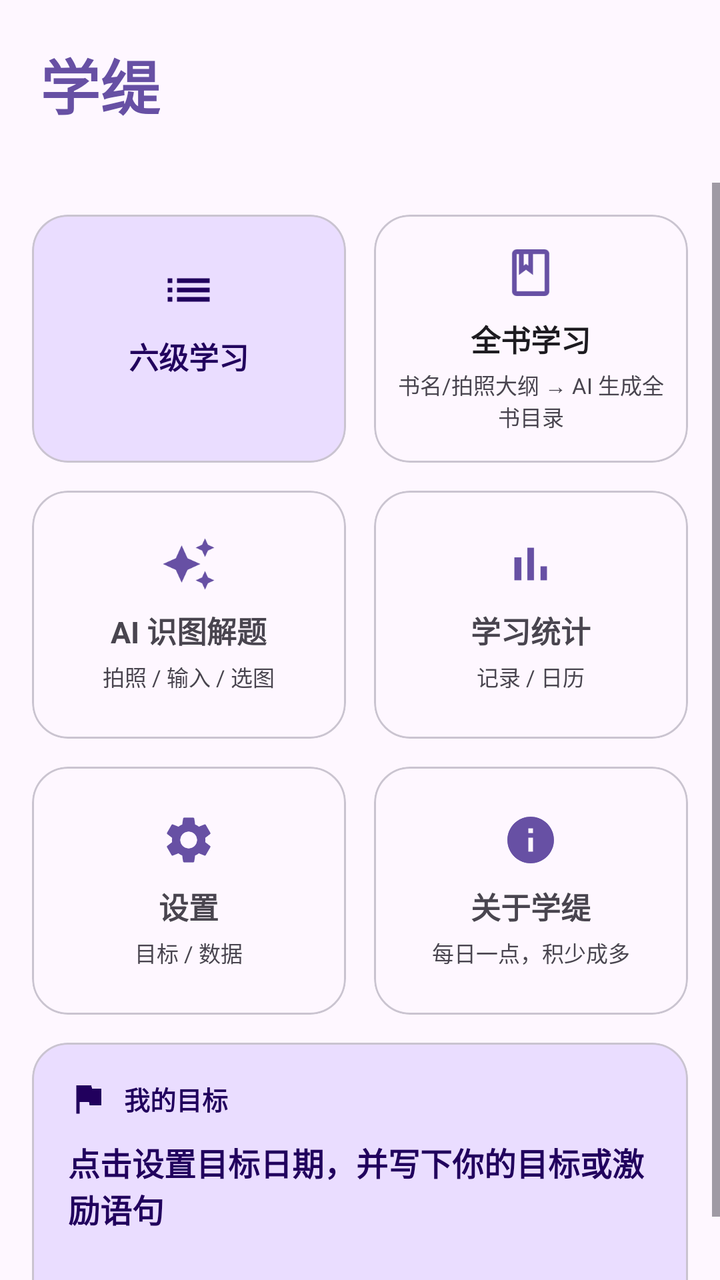
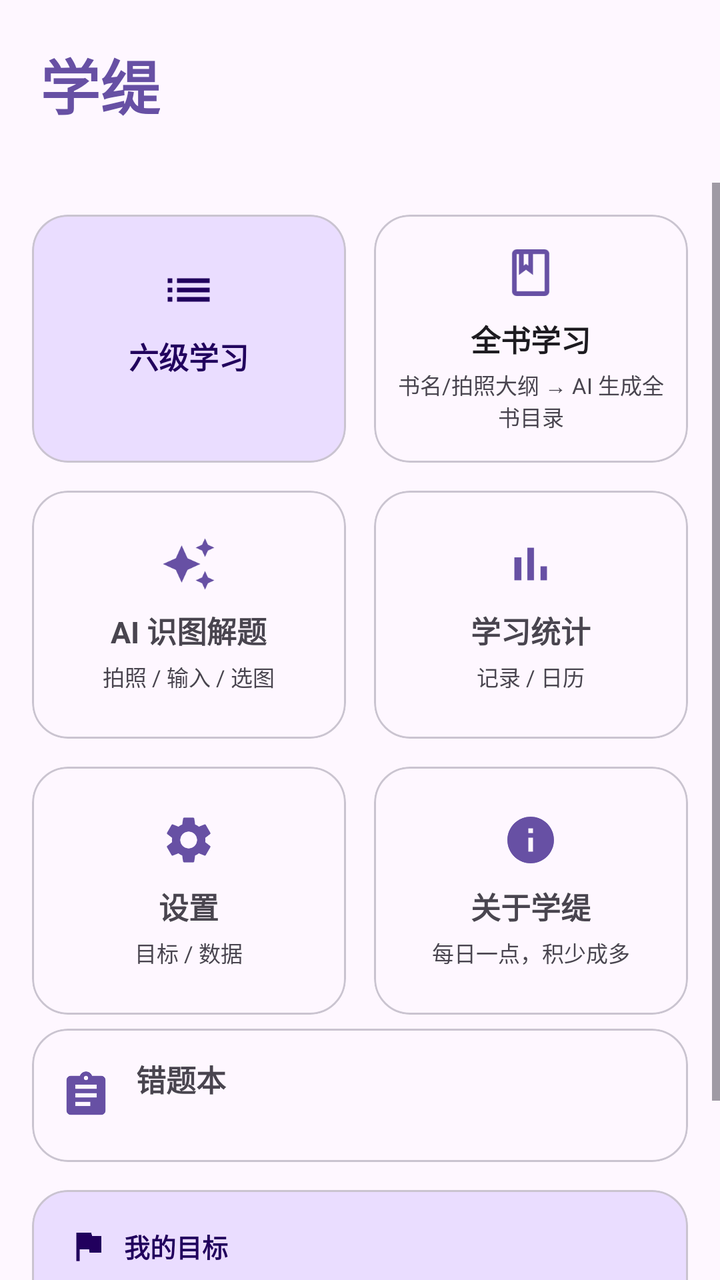

Two renders of the same Android screen: before a commit and after it. Below are the layout's source before the change and the commit's diff.
<!-- AndroidManifest.xml: application theme Theme.XueTi -->
<!-- res/layout/activity_main.xml -->
<?xml version="1.0" encoding="utf-8"?>
<LinearLayout xmlns:android="http://schemas.android.com/apk/res/android"
    xmlns:app="http://schemas.android.com/apk/res-auto"
    android:layout_width="match_parent"
    android:layout_height="match_parent"
    android:orientation="vertical">

    <LinearLayout
        android:layout_width="match_parent"
        android:layout_height="wrap_content"
        android:orientation="vertical"
        android:paddingHorizontal="20dp"
        android:paddingTop="20dp"
        android:paddingBottom="8dp">

        <TextView
            android:layout_width="wrap_content"
            android:layout_height="wrap_content"
            android:text="@string/app_name"
            android:textColor="?attr/colorPrimary"
            android:textSize="30sp"
            android:textStyle="bold" />

        <TextView
            android:id="@+id/subtitle"
            android:layout_width="wrap_content"
            android:layout_height="wrap_content"
            android:layout_marginTop="2dp"
            android:textColor="?attr/colorOnSurfaceVariant"
            android:textSize="13sp" />
    </LinearLayout>

    <ScrollView
        android:layout_width="match_parent"
        android:layout_height="0dp"
        android:layout_weight="1">

        <LinearLayout
            android:layout_width="match_parent"
            android:layout_height="wrap_content"
            android:orientation="vertical"
            android:padding="16dp">

            
            <LinearLayout
                android:layout_width="match_parent"
                android:layout_height="wrap_content"
                android:orientation="horizontal">

                <com.google.android.material.card.MaterialCardView
                    android:id="@+id/cardStudyHub"
                    android:layout_width="0dp"
                    android:layout_height="124dp"
                    android:layout_marginEnd="7dp"
                    android:layout_weight="1"
                    android:clickable="true"
                    android:focusable="true"
                    app:cardBackgroundColor="?attr/colorPrimaryContainer"
                    app:cardCornerRadius="18dp"
                    app:cardElevation="0dp">

                    <LinearLayout
                        android:layout_width="match_parent"
                        android:layout_height="match_parent"
                        android:gravity="center"
                        android:orientation="vertical"
                        android:padding="12dp">

                        <ImageView
                            android:layout_width="28dp"
                            android:layout_height="28dp"
                            android:contentDescription="@string/study_hub_title"
                            android:src="@drawable/ic_list"
                            app:tint="?attr/colorOnPrimaryContainer" />

                        <TextView
                            android:layout_width="wrap_content"
                            android:layout_height="wrap_content"
                            android:layout_marginTop="8dp"
                            android:text="@string/study_hub_title"
                            android:textColor="?attr/colorOnPrimaryContainer"
                            android:textSize="15sp"
                            android:textStyle="bold" />

                        <TextView
                            android:id="@+id/hubSummary"
                            android:layout_width="match_parent"
                            android:layout_height="wrap_content"
                            android:layout_marginTop="4dp"
                            android:gravity="center"
                            android:maxLines="2"
                            android:textColor="?attr/colorOnPrimaryContainer"
                            android:textSize="11sp" />
                    </LinearLayout>
                </com.google.android.material.card.MaterialCardView>

                <com.google.android.material.card.MaterialCardView
                    android:id="@+id/cardTextbook"
                    android:layout_width="0dp"
                    android:layout_height="124dp"
                    android:layout_marginStart="7dp"
                    android:layout_weight="1"
                    android:clickable="true"
                    android:focusable="true"
                    app:cardCornerRadius="18dp"
                    app:cardElevation="0dp"
                    app:strokeColor="?attr/colorOutlineVariant"
                    app:strokeWidth="1dp">

                    <LinearLayout
                        android:layout_width="match_parent"
                        android:layout_height="match_parent"
                        android:gravity="center"
                        android:orientation="vertical"
                        android:padding="12dp">

                        <ImageView
                            android:layout_width="28dp"
                            android:layout_height="28dp"
                            android:contentDescription="@string/textbook_title"
                            android:src="@drawable/ic_textbook"
                            app:tint="?attr/colorPrimary" />

                        <TextView
                            android:layout_width="wrap_content"
                            android:layout_height="wrap_content"
                            android:layout_marginTop="8dp"
                            android:text="@string/textbook_title"
                            android:textColor="?attr/colorOnSurface"
                            android:textSize="15sp"
                            android:textStyle="bold" />

                        <TextView
                            android:layout_width="match_parent"
                            android:layout_height="wrap_content"
                            android:layout_marginTop="4dp"
                            android:gravity="center"
                            android:maxLines="2"
                            android:text="@string/textbook_card_sub"
                            android:textColor="?attr/colorOnSurfaceVariant"
                            android:textSize="11sp" />
                    </LinearLayout>
                </com.google.android.material.card.MaterialCardView>
            </LinearLayout>

            
            <LinearLayout
                android:layout_width="match_parent"
                android:layout_height="wrap_content"
                android:layout_marginTop="14dp"
                android:orientation="horizontal">

                <com.google.android.material.card.MaterialCardView
                    android:id="@+id/cardAiSolve"
                    android:layout_width="0dp"
                    android:layout_height="124dp"
                    android:layout_marginEnd="7dp"
                    android:layout_weight="1"
                    android:clickable="true"
                    android:focusable="true"
                    app:cardCornerRadius="18dp"
                    app:cardElevation="0dp"
                    app:strokeColor="?attr/colorOutlineVariant"
                    app:strokeWidth="1dp">

                    <LinearLayout
                        android:layout_width="match_parent"
                        android:layout_height="match_parent"
                        android:gravity="center"
                        android:orientation="vertical"
                        android:padding="12dp">

                        <ImageView
                            android:layout_width="28dp"
                            android:layout_height="28dp"
                            android:contentDescription="@string/ai_solve_title"
                            android:src="@drawable/ic_ai"
                            app:tint="?attr/colorPrimary" />

                        <TextView
                            android:layout_width="wrap_content"
                            android:layout_height="wrap_content"
                            android:layout_marginTop="8dp"
                            android:text="@string/ai_solve_title"
                            android:textSize="15sp"
                            android:textStyle="bold" />

                        <TextView
                            android:layout_width="match_parent"
                            android:layout_height="wrap_content"
                            android:layout_marginTop="4dp"
                            android:gravity="center"
                            android:maxLines="2"
                            android:text="@string/ai_card_sub"
                            android:textColor="?attr/colorOnSurfaceVariant"
                            android:textSize="11sp" />
                    </LinearLayout>
                </com.google.android.material.card.MaterialCardView>

                <com.google.android.material.card.MaterialCardView
                    android:id="@+id/cardStats"
                    android:layout_width="0dp"
                    android:layout_height="124dp"
                    android:layout_marginStart="7dp"
                    android:layout_weight="1"
                    android:clickable="true"
                    android:focusable="true"
                    app:cardCornerRadius="18dp"
                    app:cardElevation="0dp"
                    app:strokeColor="?attr/colorOutlineVariant"
                    app:strokeWidth="1dp">

                    <LinearLayout
                        android:layout_width="match_parent"
                        android:layout_height="match_parent"
                        android:gravity="center"
                        android:orientation="vertical"
                        android:padding="12dp">

                        <ImageView
                            android:layout_width="28dp"
                            android:layout_height="28dp"
                            android:contentDescription="@string/stats_title"
                            android:src="@drawable/ic_stats"
                            app:tint="?attr/colorPrimary" />

                        <TextView
                            android:layout_width="wrap_content"
                            android:layout_height="wrap_content"
                            android:layout_marginTop="8dp"
                            android:text="@string/stats_title"
                            android:textSize="15sp"
                            android:textStyle="bold" />

                        <TextView
                            android:layout_width="match_parent"
                            android:layout_height="wrap_content"
                            android:layout_marginTop="4dp"
                            android:gravity="center"
                            android:maxLines="2"
                            android:text="@string/stats_sub"
                            android:textColor="?attr/colorOnSurfaceVariant"
                            android:textSize="11sp" />
                    </LinearLayout>
                </com.google.android.material.card.MaterialCardView>
            </LinearLayout>

            
            <LinearLayout
                android:layout_width="match_parent"
                android:layout_height="wrap_content"
                android:layout_marginTop="14dp"
                android:orientation="horizontal">

                <com.google.android.material.card.MaterialCardView
                    android:id="@+id/cardSettings"
                    android:layout_width="0dp"
                    android:layout_height="124dp"
                    android:layout_marginEnd="7dp"
                    android:layout_weight="1"
                    android:clickable="true"
                    android:focusable="true"
                    app:cardCornerRadius="18dp"
                    app:cardElevation="0dp"
                    app:strokeColor="?attr/colorOutlineVariant"
                    app:strokeWidth="1dp">

                    <LinearLayout
                        android:layout_width="match_parent"
                        android:layout_height="match_parent"
                        android:gravity="center"
                        android:orientation="vertical"
                        android:padding="12dp">

                        <ImageView
                            android:layout_width="28dp"
                            android:layout_height="28dp"
                            android:contentDescription="@string/settings_title"
                            android:src="@drawable/ic_settings"
                            app:tint="?attr/colorPrimary" />

                        <TextView
                            android:layout_width="wrap_content"
                            android:layout_height="wrap_content"
                            android:layout_marginTop="8dp"
                            android:text="@string/settings_title"
                            android:textSize="15sp"
                            android:textStyle="bold" />

                        <TextView
                            android:layout_width="match_parent"
                            android:layout_height="wrap_content"
                            android:layout_marginTop="4dp"
                            android:gravity="center"
                            android:maxLines="2"
                            android:text="@string/settings_sub"
                            android:textColor="?attr/colorOnSurfaceVariant"
                            android:textSize="11sp" />
                    </LinearLayout>
                </com.google.android.material.card.MaterialCardView>

                <com.google.android.material.card.MaterialCardView
                    android:id="@+id/cardAbout"
                    android:layout_width="0dp"
                    android:layout_height="124dp"
                    android:layout_marginStart="7dp"
                    android:layout_weight="1"
                    android:clickable="true"
                    android:focusable="true"
                    app:cardCornerRadius="18dp"
                    app:cardElevation="0dp"
                    app:strokeColor="?attr/colorOutlineVariant"
                    app:strokeWidth="1dp">

                    <LinearLayout
                        android:layout_width="match_parent"
                        android:layout_height="match_parent"
                        android:gravity="center"
                        android:orientation="vertical"
                        android:padding="12dp">

                        <ImageView
                            android:layout_width="28dp"
                            android:layout_height="28dp"
                            android:contentDescription="@string/about_title"
                            android:src="@drawable/ic_info"
                            app:tint="?attr/colorPrimary" />

                        <TextView
                            android:layout_width="wrap_content"
                            android:layout_height="wrap_content"
                            android:layout_marginTop="8dp"
                            android:text="@string/about_title"
                            android:textSize="15sp"
                            android:textStyle="bold" />

                        <TextView
                            android:layout_width="match_parent"
                            android:layout_height="wrap_content"
                            android:layout_marginTop="4dp"
                            android:gravity="center"
                            android:maxLines="2"
                            android:text="@string/about_slogan"
                            android:textColor="?attr/colorOnSurfaceVariant"
                            android:textSize="11sp" />
                    </LinearLayout>
                </com.google.android.material.card.MaterialCardView>
            </LinearLayout>

            
            <com.google.android.material.card.MaterialCardView
                android:id="@+id/cardGoal"
                android:layout_width="match_parent"
                android:layout_height="wrap_content"
                android:layout_marginTop="14dp"
                android:clickable="true"
                android:focusable="true"
                app:cardBackgroundColor="?attr/colorPrimaryContainer"
                app:cardCornerRadius="18dp"
                app:cardElevation="0dp">

                <LinearLayout
                    android:layout_width="match_parent"
                    android:layout_height="wrap_content"
                    android:orientation="vertical"
                    android:padding="18dp">

                    <LinearLayout
                        android:layout_width="match_parent"
                        android:layout_height="wrap_content"
                        android:gravity="center_vertical"
                        android:orientation="horizontal">

                        <ImageView
                            android:layout_width="20dp"
                            android:layout_height="20dp"
                            android:contentDescription="@string/goal_card_title"
                            android:src="@drawable/ic_goal"
                            app:tint="?attr/colorOnPrimaryContainer" />

                        <TextView
                            android:layout_width="wrap_content"
                            android:layout_height="wrap_content"
                            android:layout_marginStart="8dp"
                            android:text="@string/goal_card_title"
                            android:textColor="?attr/colorOnPrimaryContainer"
                            android:textSize="13sp"
                            android:textStyle="bold" />
                    </LinearLayout>

                    <TextView
                        android:id="@+id/goalStatement"
                        android:layout_width="match_parent"
                        android:layout_height="wrap_content"
                        android:layout_marginTop="10dp"
                        android:text="@string/goal_empty"
                        android:textColor="?attr/colorOnPrimaryContainer"
                        android:textSize="16sp"
                        android:textStyle="bold" />

                    <TextView
                        android:id="@+id/goalCountdown"
                        android:layout_width="match_parent"
                        android:layout_height="wrap_content"
                        android:layout_marginTop="6dp"
                        android:textColor="?attr/colorOnPrimaryContainer"
                        android:textSize="13sp" />
                </LinearLayout>
            </com.google.android.material.card.MaterialCardView>
        </LinearLayout>
    </ScrollView>
</LinearLayout>
<!-- resources referenced by this layout -->
<resources>
  <!-- drawable ic_goal (drawable) -->
  <vector xmlns:android="http://schemas.android.com/apk/res/android"
      android:width="24dp"
      android:height="24dp"
      android:viewportWidth="24"
      android:viewportHeight="24">
      <path
          android:fillColor="#FFFFFFFF"
          android:pathData="M14.4,6L14,4H5v17h2v-7h5.6l0.4,2h7V6z" />
  </vector>
  <!-- drawable ic_info (drawable) -->
  <vector xmlns:android="http://schemas.android.com/apk/res/android"
      android:width="24dp"
      android:height="24dp"
      android:viewportWidth="24"
      android:viewportHeight="24">
      <path
          android:fillColor="#FFFFFFFF"
          android:pathData="M12,2C6.48,2 2,6.48 2,12s4.48,10 10,10 10,-4.48 10,-10S17.52,2 12,2zM13,17h-2v-6h2v6zM13,9h-2L11,7h2v2z" />
  </vector>
  <!-- drawable ic_list (drawable) -->
  <vector xmlns:android="http://schemas.android.com/apk/res/android"
      android:width="24dp"
      android:height="24dp"
      android:viewportWidth="24"
      android:viewportHeight="24">
      <path
          android:fillColor="#FFFFFFFF"
          android:pathData="M3,13h2v-2L3,11v2zM3,17h2v-2L3,15v2zM3,9h2L5,7L3,7v2zM7,13h14v-2L7,11v2zM7,17h14v-2L7,15v2zM7,7v2h14L21,7L7,7z" />
  </vector>
  <!-- drawable ic_stats (drawable) -->
  <vector xmlns:android="http://schemas.android.com/apk/res/android"
      android:width="24dp"
      android:height="24dp"
      android:viewportWidth="24"
      android:viewportHeight="24">
      <path
          android:fillColor="#FFFFFFFF"
          android:pathData="M5,9.2h3V19H5V9.2zM10.6,5h2.8v14h-2.8V5zM16.2,13H19v6h-2.8V13z" />
  </vector>
  <!-- drawable ic_textbook (drawable) -->
  <vector xmlns:android="http://schemas.android.com/apk/res/android"
      android:width="24dp"
      android:height="24dp"
      android:viewportWidth="24"
      android:viewportHeight="24">
      <path
          android:fillColor="#FFFFFFFF"
          android:pathData="M18,2H6C4.9,2 4,2.9 4,4v16c0,1.1 0.9,2 2,2h12c1.1,0 2,-0.9 2,-2V4C20,2.9 19.1,2 18,2zM9,4h2v5l-1,-0.75L9,9V4zM18,20H6V4h1v9l3,-2.25L13,13V4h5V20z" />
  </vector>
  <string name="about_slogan">每日一点，积少成多</string>
  <string name="about_title">关于学缇</string>
  <string name="ai_card_sub">拍照 / 输入 / 选图</string>
  <string name="ai_solve_title">AI 识图解题</string>
  <string name="app_name">学缇</string>
  <string name="goal_card_title">我的目标</string>
  <string name="goal_empty">点击设置目标日期，并写下你的目标或激励语句</string>
  <string name="settings_sub">目标 / 数据</string>
  <string name="settings_title">设置</string>
  <string name="stats_sub">记录 / 日历</string>
  <string name="stats_title">学习统计</string>
  <string name="study_hub_title">六级学习</string>
  <string name="textbook_card_sub">书名/拍照大纲 → AI 生成全书目录</string>
  <string name="textbook_title">全书学习</string>
  <color name="primary">#6750A4</color>
  <color name="onPrimary">#FFFFFF</color>
  <color name="primaryContainer">#EADDFF</color>
  <color name="onPrimaryContainer">#21005D</color>
  <color name="secondary">#625B71</color>
  <color name="onSecondary">#FFFFFF</color>
  <color name="secondaryContainer">#E8DEF8</color>
  <color name="onSecondaryContainer">#1D192B</color>
  <color name="background">#FEF7FF</color>
  <color name="surface">#FEF7FF</color>
  <color name="onSurface">#1D1B20</color>
  <color name="surfaceVariant">#E7E0EC</color>
  <color name="onSurfaceVariant">#49454F</color>
  <color name="outline">#79747E</color>
  <!-- unchanged entries left out for length: 3 -->
</resources>

<!-- the commit's change to res/layout/activity_main.xml (unified diff, before → after) -->
@@ -346,6 +346,58 @@
                     </LinearLayout>
                 </com.google.android.material.card.MaterialCardView>
             </LinearLayout>
+
+            
+            <com.google.android.material.card.MaterialCardView
+                android:id="@+id/cardMistakes"
+                android:layout_width="match_parent"
+                android:layout_height="wrap_content"
+                android:layout_marginTop="7dp"
+                android:clickable="true"
+                android:focusable="true"
+                app:cardCornerRadius="18dp"
+                app:cardElevation="0dp"
+                app:strokeColor="?attr/colorOutlineVariant"
+                app:strokeWidth="1dp">
+
+                <LinearLayout
+                    android:layout_width="match_parent"
+                    android:layout_height="wrap_content"
+                    android:gravity="center_vertical"
+                    android:orientation="horizontal"
+                    android:padding="14dp">
+
+                    <ImageView
+                        android:layout_width="26dp"
+                        android:layout_height="26dp"
+                        android:contentDescription="@string/mistake_title"
+                        android:src="@drawable/ic_example"
+                        app:tint="?attr/colorPrimary" />
+
+                    <LinearLayout
+                        android:layout_width="0dp"
+                        android:layout_height="wrap_content"
+                        android:layout_marginStart="12dp"
+                        android:layout_weight="1"
+                        android:orientation="vertical">
+
+                        <TextView
+                            android:layout_width="match_parent"
+                            android:layout_height="wrap_content"
+                            android:text="@string/mistake_title"
+                            android:textSize="15sp"
+                            android:textStyle="bold" />
+
+                        <TextView
+                            android:id="@+id/mistakeSummary"
+                            android:layout_width="match_parent"
+                            android:layout_height="wrap_content"
+                            android:layout_marginTop="2dp"
+                            android:textColor="?attr/colorOnSurfaceVariant"
+                            android:textSize="11sp" />
+                    </LinearLayout>
+                </LinearLayout>
+            </com.google.android.material.card.MaterialCardView>
 
             
             <com.google.android.material.card.MaterialCardView
<!-- resource entries referenced after the edit -->
@@ -1,5 +1,15 @@
 <!-- resources referenced by this layout -->
 <resources>
+  <!-- drawable ic_example (drawable) -->
+  <vector xmlns:android="http://schemas.android.com/apk/res/android"
+      android:width="24dp"
+      android:height="24dp"
+      android:viewportWidth="24"
+      android:viewportHeight="24">
+      <path
+          android:fillColor="#FFFFFFFF"
+          android:pathData="M19,3h-4.18C14.4,1.84 13.3,1 12,1c-1.3,0 -2.4,0.84 -2.82,2H5C3.9,3 3,3.9 3,5v14c0,1.1 0.9,2 2,2h14c1.1,0 2,-0.9 2,-2V5C21,3.9 20.1,3 19,3zM12,3c0.55,0 1,0.45 1,1s-0.45,1 -1,1 -1,-0.45 -1,-1 0.45,-1 1,-1zM7,7h10v2H7V7zM7,11h10v2H7V11zM7,15h7v2H7V15z" />
+  </vector>
   <!-- drawable ic_goal (drawable) -->
   <vector xmlns:android="http://schemas.android.com/apk/res/android"
       android:width="24dp"
@@ -57,6 +67,7 @@
   <string name="app_name">学缇</string>
   <string name="goal_card_title">我的目标</string>
   <string name="goal_empty">点击设置目标日期，并写下你的目标或激励语句</string>
+  <string name="mistake_title">错题本</string>
   <string name="settings_sub">目标 / 数据</string>
   <string name="settings_title">设置</string>
   <string name="stats_sub">记录 / 日历</string>
